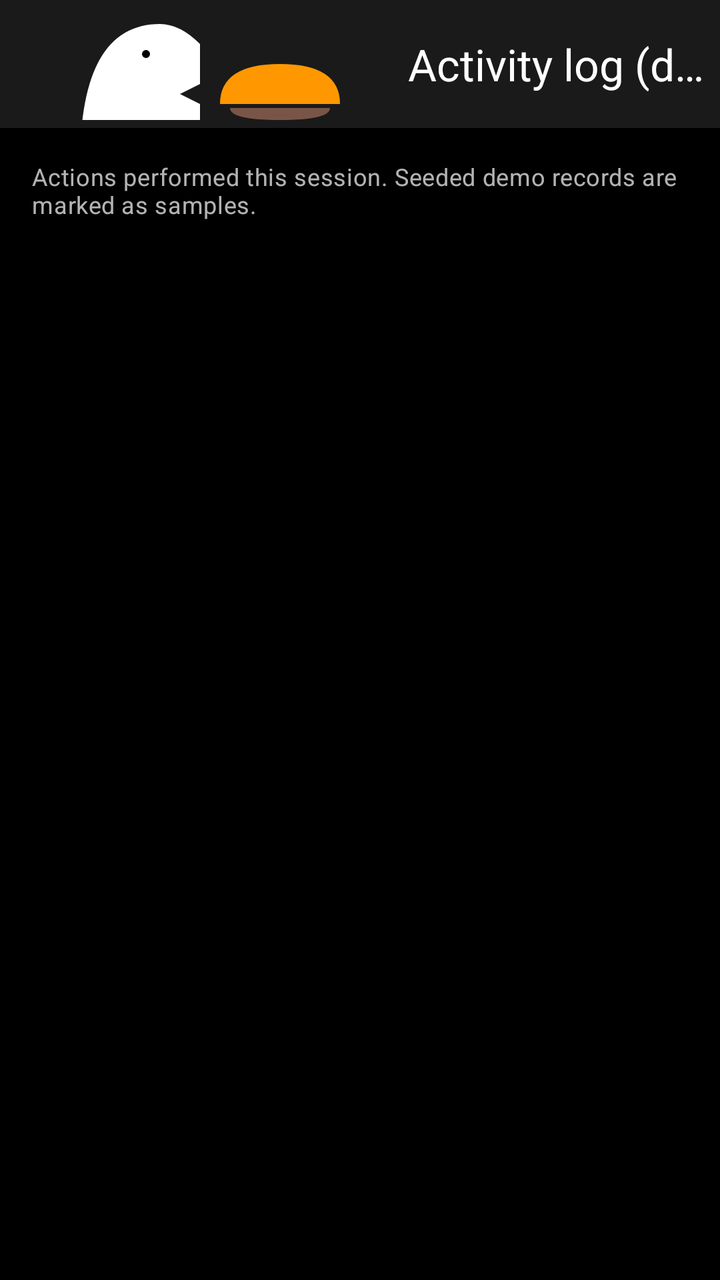
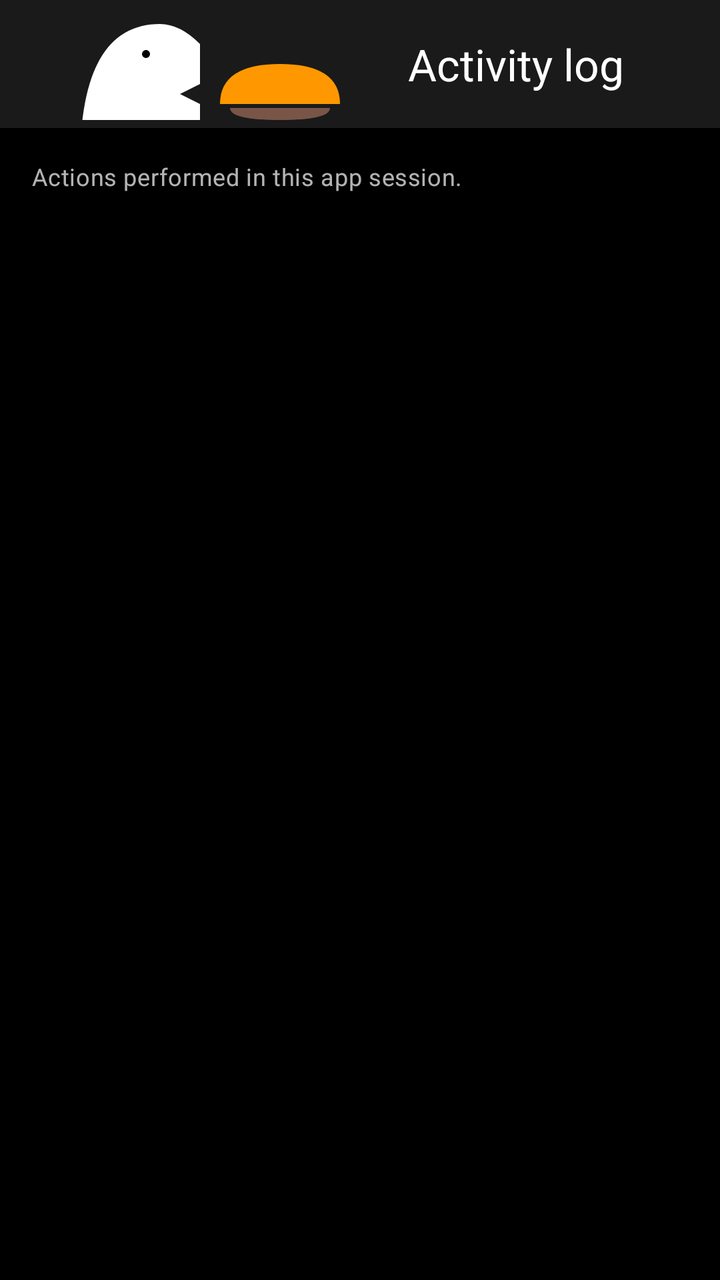

An Android layout rendered at two revisions. The XML below is the earlier revision; the diff shows what the commit changed to produce the second picture.
<!-- AndroidManifest.xml: application theme Theme.BiteForLessFoodBridge -->
<!-- res/layout/activity_admin_log.xml -->
<?xml version="1.0" encoding="utf-8"?>
<LinearLayout xmlns:android="http://schemas.android.com/apk/res/android"
    xmlns:app="http://schemas.android.com/apk/res-auto"
    android:layout_width="match_parent"
    android:layout_height="match_parent"
    android:background="@color/background"
    android:orientation="vertical">

    <com.google.android.material.appbar.MaterialToolbar
        android:id="@+id/admin_log_toolbar"
        android:layout_width="match_parent"
        android:layout_height="?attr/actionBarSize"
        android:background="@color/surface"
        app:navigationIcon="@drawable/ic_logo_bite"
        app:title="Activity log (demo)"
        app:titleTextColor="@color/on_background" />

    <TextView
        android:layout_width="wrap_content"
        android:layout_height="wrap_content"
        android:padding="@dimen/spacing_md"
        android:text="Actions performed this session. Seeded demo records are marked as samples."
        android:textAppearance="@style/TextAppearance.BiteForLess.Body"
        android:textSize="12sp" />

    <androidx.recyclerview.widget.RecyclerView
        android:id="@+id/admin_log_list"
        android:layout_width="match_parent"
        android:layout_height="0dp"
        android:layout_weight="1"
        android:clipToPadding="false"
        android:paddingBottom="@dimen/spacing_md" />

    <LinearLayout
        android:id="@+id/admin_log_empty"
        android:layout_width="match_parent"
        android:layout_height="0dp"
        android:layout_weight="1"
        android:gravity="center"
        android:orientation="vertical"
        android:padding="@dimen/spacing_lg"
        android:visibility="gone">

        <TextView
            android:layout_width="wrap_content"
            android:layout_height="wrap_content"
            android:text="No admin actions yet this session"
            android:textAppearance="@style/TextAppearance.BiteForLess.Title"
            android:textSize="18sp" />
    </LinearLayout>
</LinearLayout>
<!-- resources referenced by this layout -->
<resources>
  <color name="background">#FF000000</color>
  <color name="on_background">#FFFFFFFF</color>
  <color name="surface">#FF1A1A1A</color>
  <dimen name="spacing_lg">24dp</dimen>
  <dimen name="spacing_md">16dp</dimen>
  <!-- drawable ic_logo_bite (drawable) -->
  <vector xmlns:android="http://schemas.android.com/apk/res/android"
      android:width="200dp"
      android:height="200dp"
      android:viewportWidth="200"
      android:viewportHeight="200">
  
      
      <path
          android:fillColor="#FF9800"
          android:pathData="M110,130 L170,130 Q170,145 140,145 Q110,145 110,130 Z" />
  
      
      <path
          android:fillColor="#795548"
          android:pathData="M115,122 L165,122 Q165,128 140,128 Q115,128 115,122 Z" />
  
      
      <path
          android:fillColor="#FF9800"
          android:pathData="M110,120 L170,120 Q170,100 140,100 Q110,100 110,120 Z" />
  
      
      <path
          android:fillColor="#FFFFFF"
          android:pathData="M40,150 Q40,80 80,80 Q90,80 100,90 L100,110 L90,115 L100,120 L100,140 Q90,150 80,150 Z" />
  
      
      <path
          android:fillColor="#000000"
          android:pathData="M75,95 A2,2 0 1,1 71,95 A2,2 0 1,1 75,95" />
  
  </vector>
  <style name="TextAppearance.BiteForLess.Body" parent="TextAppearance.Material3.BodyMedium">
          <item name="android:textColor">@color/text_secondary</item>
      </style>
  <style name="TextAppearance.BiteForLess.Title" parent="TextAppearance.Material3.TitleLarge">
          <item name="android:textColor">@color/on_background</item>
      </style>
  <style name="Theme.BiteForLessFoodBridge" parent="Base.Theme.BiteForLessFoodBridge" />
  <color name="text_secondary">#B3FFFFFF</color>
  <style name="Base.Theme.BiteForLessFoodBridge" parent="Theme.Material3.DayNight.NoActionBar">
          <item name="colorPrimary">@color/primary</item>
          <item name="colorOnPrimary">@color/black</item>
          <item name="colorSecondary">@color/secondary</item>
          <item name="colorError">@color/error</item>
          <item name="android:windowBackground">@color/background</item>
          <item name="android:statusBarColor">@color/background</item>
          <item name="android:navigationBarColor">@color/background</item>
          <item name="bottomNavigationStyle">@style/Widget.BiteForLess.BottomNavigation</item>
      </style>
  <color name="primary">#FF9800</color>
  <color name="black">#FF000000</color>
  <color name="secondary">#FFEB3B</color>
  <color name="error">#F44336</color>
  <style name="Widget.BiteForLess.BottomNavigation" parent="Widget.Material3.BottomNavigationView">
          <item name="materialThemeOverlay">@style/ThemeOverlay.BiteForLess.BottomNavigation</item>
      </style>
  <style name="ThemeOverlay.BiteForLess.BottomNavigation" parent="">
          <item name="colorPrimary">@color/primary</item>
          <item name="colorOnSurface">@color/text_secondary</item>
          <item name="colorOnSurfaceVariant">@color/text_hint</item>
      </style>
  <color name="text_hint">#80FFFFFF</color>
</resources>

<!-- the commit's change to res/layout/activity_admin_log.xml (unified diff, before → after) -->
@@ -12,14 +12,14 @@
         android:layout_height="?attr/actionBarSize"
         android:background="@color/surface"
         app:navigationIcon="@drawable/ic_logo_bite"
-        app:title="Activity log (demo)"
+        app:title="Activity log"
         app:titleTextColor="@color/on_background" />
 
     <TextView
         android:layout_width="wrap_content"
         android:layout_height="wrap_content"
         android:padding="@dimen/spacing_md"
-        android:text="Actions performed this session. Seeded demo records are marked as samples."
+        android:text="Actions performed in this app session."
         android:textAppearance="@style/TextAppearance.BiteForLess.Body"
         android:textSize="12sp" />
 
